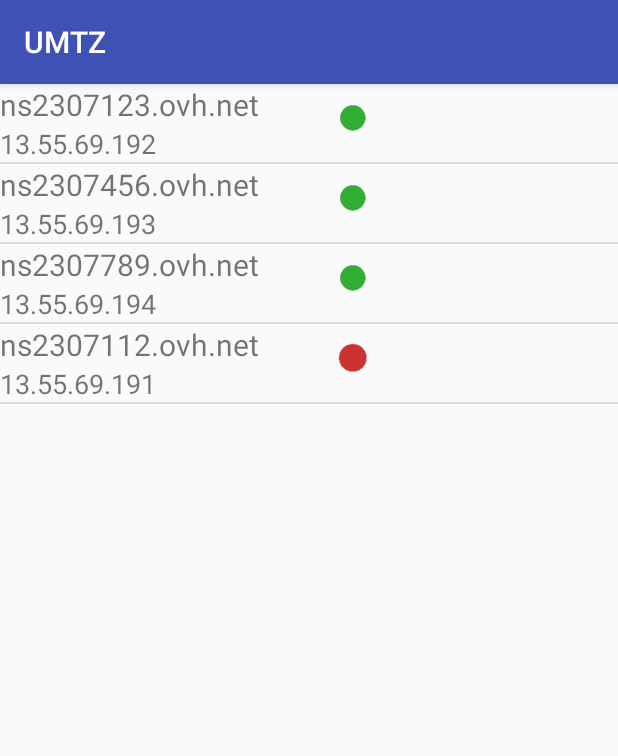
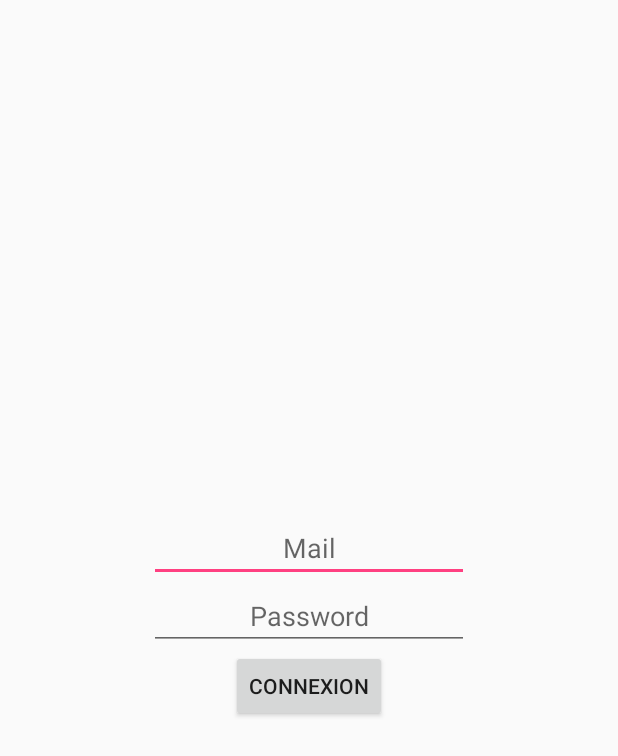
Before and after one commit to BlayckPanthers/UMTZ, an Android app: the screen it shows after launch (MainActivity), on a phone screen of 412 x 824 dp. Shown: the top 756 px of the screen. Run offline under Robolectric (Android 15) with nearby library versions, the phone set to English and light mode, and no system bars.

Commit message:
Connexion

```diff
--- a/app/build.gradle
+++ b/app/build.gradle
@@ -2,7 +2,7 @@ apply plugin: 'com.android.application'
 
 android {
     compileSdkVersion 26
-    buildToolsVersion "26.0.1"
+    buildToolsVersion '26.0.2'
     defaultConfig {
         applicationId "com.ingesup.docblayck.umtz"
         minSdkVersion 23
@@ -26,5 +26,6 @@ dependencies {
     })
     compile 'com.android.support:appcompat-v7:26.+'
     compile 'com.android.support.constraint:constraint-layout:1.0.2'
+    compile 'com.loopj.android:android-async-http:1.4.9'
     testCompile 'junit:junit:4.12'
 }
--- a/app/src/main/AndroidManifest.xml
+++ b/app/src/main/AndroidManifest.xml
@@ -1,7 +1,7 @@
 <?xml version="1.0" encoding="utf-8"?>
 <manifest xmlns:android="http://schemas.android.com/apk/res/android"
     package="com.ingesup.docblayck.umtz">
-
+    <uses-permission android:name="android.permission.INTERNET"></uses-permission>
     <application
         android:allowBackup="true"
         android:icon="@mipmap/ic_launcher"
--- a/app/src/main/java/com/ingesup/docblayck/umtz/MainActivity.java
+++ b/app/src/main/java/com/ingesup/docblayck/umtz/MainActivity.java
@@ -1,49 +1,46 @@
 package com.ingesup.docblayck.umtz;
 
-import android.graphics.Color;
+
+import android.os.Bundle;
 import android.support.v7.app.AppCompatActivity;
-import android.os.Bundle;
 import android.view.View;
-import android.widget.AdapterView;
-import android.widget.ImageView;
-import android.widget.ListView;
+import android.widget.EditText;
 import android.widget.Toast;
 
-import java.util.ArrayList;
-import java.util.List;
-
-import static android.R.attr.id;
+import com.ingesup.docblayck.umtz.Entities.User;
+import com.ingesup.docblayck.umtz.Tasks.AsyncTaskUser;
 
 public class MainActivity extends AppCompatActivity {
 
+    private EditText edtEmail,edtPassword ;
     @Override
     protected void onCreate(Bundle savedInstanceState) {
         super.onCreate(savedInstanceState);
-        setContentView(R.layout.infrastructure_layout);
+        getSupportActionBar().hide();
+        setContentView(R.layout.activity_main);
+        edtEmail = (EditText) findViewById(R.id.editTextMail);
+        edtPassword = (EditText) findViewById(R.id.editTextPassword);
+    }
 
-        // ListView affichant la liste des serveurs
-        ListView mListView = (ListView) findViewById(R.id.serverList);
+    public void buttonConnexionClick(View v){
+        String email = edtEmail.getText().toString();
+        String password = edtPassword.getText().toString();
 
-        // Liste contenant les serveurs générés.
-        List<Infrastructure> myInfras = genererInfra();
+        if(email.equals("") || password.equals(""))
+        {
+            Toast.makeText(getApplicationContext(),"Veuillez remplir les champs",Toast.LENGTH_SHORT).show();
+        }
+        else
+        {
+            User user = new User();
+            user.setEmail(email);
+            user.setPassword(password);
+            new AsyncTaskUser(MainActivity.this,user,true).execute("https://reqres.in/api/login");
 
-        InfrastructureAdapter adapter = new InfrastructureAdapter(MainActivity.this, myInfras);
-
-        mListView.setAdapter(adapter);
+        }
 
     }
 
 
-    // TODO: Fonction de recuperation de la liste des serveurs en GET via Centreon
-    // Actuellement la liste est générée en dur. vert : Color.rgb(34,139,34) ; rouge :
-    private List<Infrastructure> genererInfra(){
-        List<Infrastructure> myList = new ArrayList<Infrastructure>();
 
-        myList.add(new Infrastructure("ns2307123.ovh.net","13.55.69.192",R.drawable.ic_green_button));
-        myList.add(new Infrastructure("ns2307456.ovh.net","13.55.69.193",R.drawable.ic_green_button));
-        myList.add(new Infrastructure("ns2307789.ovh.net","13.55.69.194",R.drawable.ic_green_button));
-        myList.add(new Infrastructure("ns2307112.ovh.net","13.55.69.191",R.drawable.ic_red_button));
-
-        return myList;
-    }
 }
--- a/app/src/main/java/com/ingesup/docblayck/umtz/ServerActivity.java
+++ b/app/src/main/java/com/ingesup/docblayck/umtz/ServerActivity.java
@@ -4,6 +4,7 @@ import android.app.Activity;
 import android.os.Bundle;
 import android.widget.ImageView;
 import android.widget.TextView;
+import android.widget.Toast;
 
 public class ServerActivity extends Activity {
 
--- /dev/null
+++ b/app/src/main/res/layout/activity_main.xml
@@ -0,0 +1,45 @@
+<?xml version="1.0" encoding="utf-8"?>
+<android.support.constraint.ConstraintLayout xmlns:android="http://schemas.android.com/apk/res/android"
+    xmlns:tools="http://schemas.android.com/tools"
+    android:layout_width="match_parent"
+    android:layout_height="match_parent"
+    tools:context="com.ingesup.docblayck.umtz.MainActivity">
+<LinearLayout
+    android:orientation="vertical"
+    android:gravity="center"
+    android:layout_width="match_parent"
+    android:layout_height="match_parent">
+    <EditText
+        android:id="@+id/editTextMail"
+        android:layout_width="wrap_content"
+        android:layout_height="wrap_content"
+        android:ems="10"
+        android:inputType="textEmailAddress"
+        android:hint="@string/login_edittext_mail"
+        android:gravity="center"
+        tools:layout_editor_absoluteX="46dp"
+        tools:layout_editor_absoluteY="100dp" />
+
+    <EditText
+        android:id="@+id/editTextPassword"
+        android:layout_width="wrap_content"
+        android:layout_height="wrap_content"
+        android:ems="10"
+        android:inputType="textPassword"
+        android:hint="@string/login_edittext_password"
+        android:gravity="center"
+        tools:layout_editor_absoluteX="46dp"
+        tools:layout_editor_absoluteY="168dp" />
+
+    <Button
+        android:id="@+id/buttonConnexion"
+        android:layout_width="wrap_content"
+        android:layout_height="wrap_content"
+        android:text="@string/login_button_connexion"
+        android:gravity="center"
+        android:onClick="buttonConnexionClick"
+        tools:layout_editor_absoluteX="123dp"
+        tools:layout_editor_absoluteY="231dp" />
+</LinearLayout>
+
+</android.support.constraint.ConstraintLayout>
--- a/app/src/main/res/values/strings.xml
+++ b/app/src/main/res/values/strings.xml
@@ -7,5 +7,13 @@
     <string name="server_button_start">Start</string>
     <string name="server_button_stop">Stop</string>
     <string name="server_button_restart">Restart</string>
+    <string name="login_edittext_mail">Mail</string>
+    <string name="login_edittext_password">Password</string>
+    <string name="login_button_connexion">Connexion</string>
+    <string name="txt_Show">Progressing Please wait...</string>
+    <string name="server_name">Server Name</string>
+    <string name="server_ip">Server IP</string>
+    <string name="server_name_detail">Server Name</string>
+    <string name="server_ip_detail">Server ip</string>
 
 </resources>
--- a/build.gradle
+++ b/build.gradle
@@ -5,7 +5,7 @@ buildscript {
         jcenter()
     }
     dependencies {
-        classpath 'com.android.tools.build:gradle:2.3.3'
+        classpath 'com.android.tools.build:gradle:3.0.1'
 
         // NOTE: Do not place your application dependencies here; they belong
         // in the individual module build.gradle files
```
Also changed, not shown: app/src/main/java/com/ingesup/docblayck/umtz/Entities/User.java (added, +35 -0 lines), app/src/main/java/com/ingesup/docblayck/umtz/Tasks/AsyncTaskUser.java (added, +156 -0 lines), gradle/wrapper/gradle-wrapper.properties.
